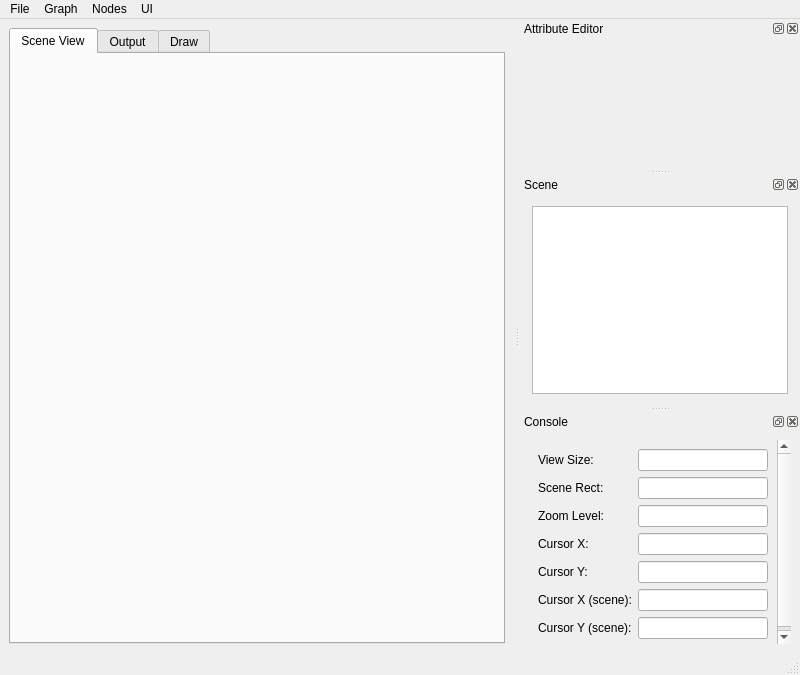
This is ui/SceneGraph.ui in mfessenden/SceneGraph as Qt 5 draws it before an edit. The edited form follows.
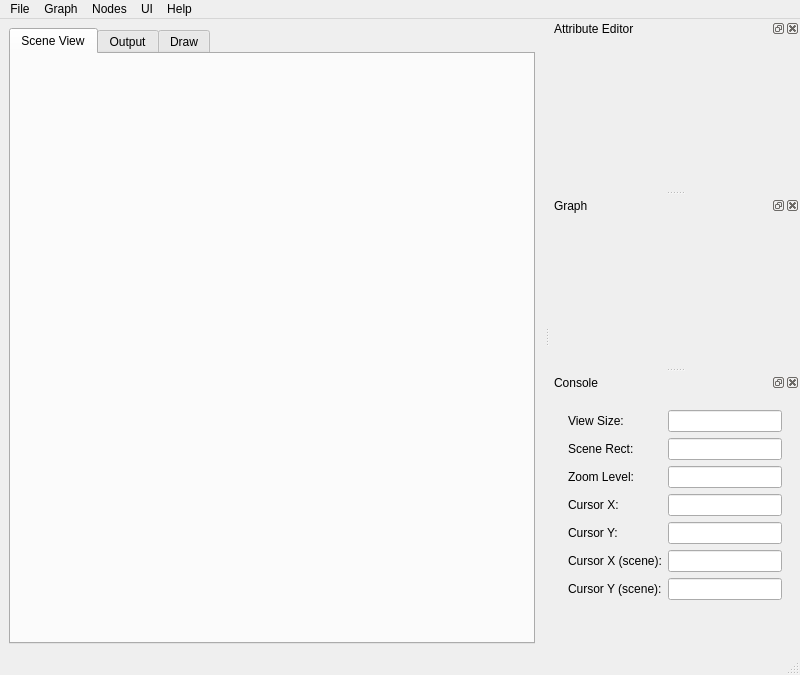
This is the edited form. Icons and pictures are not drawn.

Commit message: - update listView to tableView - ui tweaks

What changed in the file:
```diff
--- a/ui/SceneGraph.ui
+++ b/ui/SceneGraph.ui
@@ -169,10 +169,16 @@
     <addaction name="action_reset_ui"/>
     <addaction name="action_debug_mode"/>
    </widget>
+   <widget class="QMenu" name="menu_help">
+    <property name="title">
+     <string>Help</string>
+    </property>
+   </widget>
    <addaction name="menu_file"/>
    <addaction name="menu_graph"/>
    <addaction name="menu_nodes"/>
    <addaction name="menu_ui"/>
+   <addaction name="menu_help"/>
   </widget>
   <widget class="QStatusBar" name="statusbar">
    <property name="font">
@@ -210,7 +216,7 @@
          <rect>
           <x>0</x>
           <y>0</y>
-          <width>274</width>
+          <width>262</width>
           <height>107</height>
          </rect>
         </property>
@@ -229,7 +235,7 @@
     </size>
    </property>
    <property name="windowTitle">
-    <string>Scene</string>
+    <string>Graph</string>
    </property>
    <attribute name="dockWidgetArea">
     <number>2</number>
@@ -249,20 +255,26 @@
          <rect>
           <x>0</x>
           <y>0</y>
-          <width>274</width>
-          <height>165</height>
+          <width>262</width>
+          <height>159</height>
          </rect>
         </property>
         <layout class="QVBoxLayout" name="sceneScrollAreaLayout">
          <property name="spacing">
-          <number>4</number>
+          <number>2</number>
          </property>
-         <property name="margin">
-          <number>3</number>
+         <property name="leftMargin">
+          <number>1</number>
          </property>
-         <item>
-          <widget class="QListView" name="listView"/>
-         </item>
+         <property name="topMargin">
+          <number>0</number>
+         </property>
+         <property name="rightMargin">
+          <number>1</number>
+         </property>
+         <property name="bottomMargin">
+          <number>1</number>
+         </property>
         </layout>
        </widget>
       </widget>
@@ -298,7 +310,7 @@
          <rect>
           <x>0</x>
           <y>0</y>
-          <width>261</width>
+          <width>249</width>
           <height>271</height>
          </rect>
         </property>
```
Left out of the diff: 23 changed lines with no effect on the pictures. The commit also changes 10 other files.
